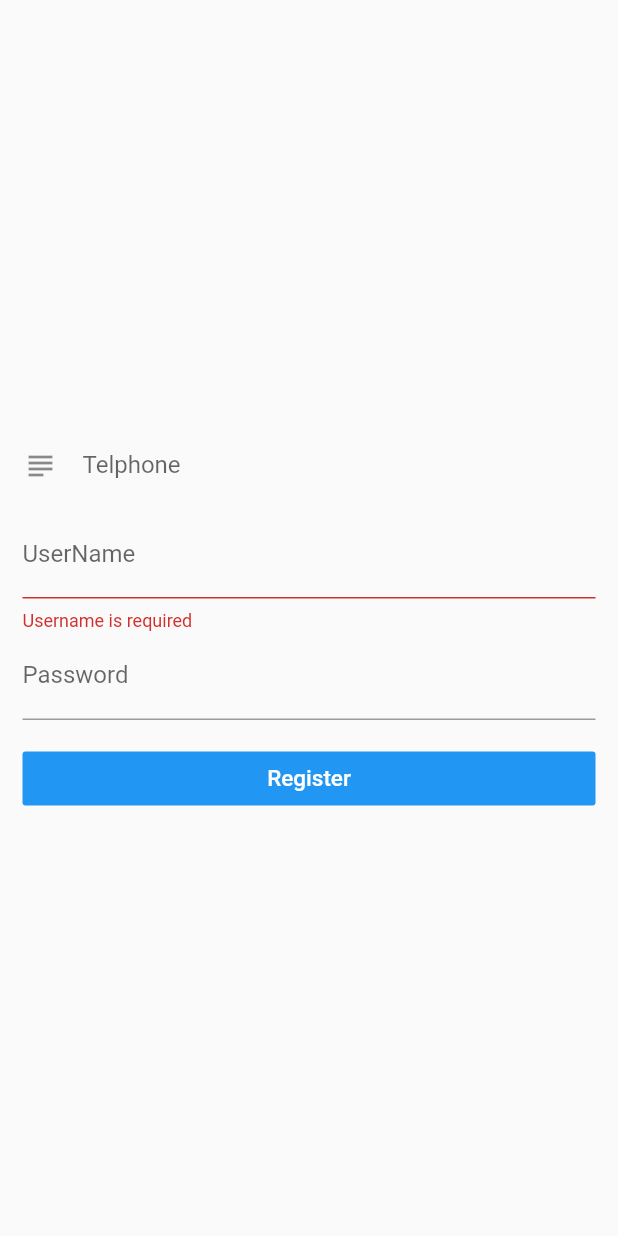
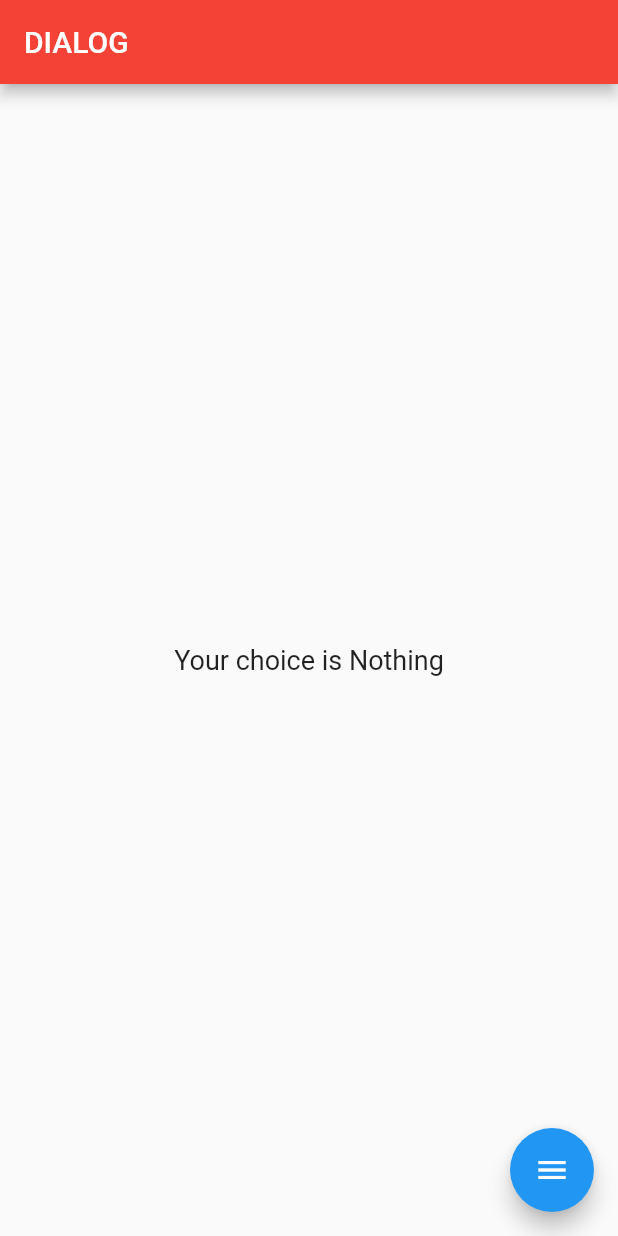
Before and after one commit to Jentlezhi/flutter_demo, a Flutter app: the screen it shows after launch, on a phone screen of 412 x 824 dp. Run offline on Flutter 3.47's test engine with Material 2 defaults, Android fonts, the phone set to English and light mode, and no system bars.

Commit message:
simpleDialog

```diff
--- /dev/null
+++ b/lib/demo/dialog_demo.dart
@@ -0,0 +1,74 @@
+import 'package:flutter/material.dart';
+
+class DialogDemo extends StatefulWidget {
+  @override
+  _DialogDemoState createState() => new _DialogDemoState();
+}
+
+enum Option { A, B, C }
+
+class _DialogDemoState extends State<DialogDemo> {
+  String _content = 'Nothing';
+
+  @override
+  void initState() {
+    super.initState();
+  }
+
+  @override
+  Widget build(BuildContext context) {
+    Future _showDialog() async {
+      final option = await showDialog(
+          context: context,
+          builder: (BuildContext context) {
+            return SimpleDialog(
+              title: Text('我是标题', style: TextStyle(fontSize: 16.0)),
+              children: <Widget>[
+                SimpleDialogOption(
+                  child: Text('Option A'),
+                  onPressed: () => Navigator.pop(context, Option.A),
+                ),
+                SimpleDialogOption(
+                  child: Text('Option B'),
+                  onPressed: () => Navigator.pop(context, Option.B),
+                ),
+                SimpleDialogOption(
+                  child: Text('Option C'),
+                  onPressed: () => Navigator.pop(context, Option.C),
+                ),
+              ],
+            );
+          });
+      switch (option) {
+        case Option.A:
+          _content = 'A';
+          break;
+        case Option.B:
+          _content = 'B';
+          break;
+        case Option.C:
+          _content = 'C';
+          break;
+        default:
+      }
+      setState(() {
+      });
+    }
+
+    return Scaffold(
+      appBar: AppBar(
+        title: Text('dialog'.toUpperCase()),
+      ),
+      floatingActionButton: FloatingActionButton(
+        child: Icon(Icons.menu),
+        onPressed: _showDialog,
+      ),
+      body: Center(
+        child: Text(
+          'Your choice is $_content',
+          style: TextStyle(fontSize: 18),
+        ),
+      ),
+    );
+  }
+}
--- a/lib/main.dart
+++ b/lib/main.dart
@@ -1,5 +1,6 @@
 import 'package:flutter/material.dart';
 import 'package:jentle_flutter/demo/basic_demo.dart';
+import 'demo/dialog_demo.dart';
 import 'demo/form_demo.dart';
 import 'demo/grid_view_build.dart';
 import 'demo/grid_view_demo.dart';
@@ -27,7 +28,7 @@ class MyApp extends StatelessWidget {
           // home: NavigatorDemo(),
           initialRoute: '/',
           routes: {
-            '/':(BuildContext context) => FormDemo(),
+            '/':(BuildContext context) => DialogDemo(),
             '/about':(BuildContext context) => Page(title: 'About',),
           },
       //  home: Scaffold(
```
